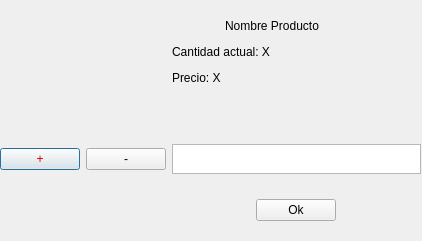
Qt form ui/ventanaModificarCantidad.ui (WGand/ProyectoIS) before a commit.
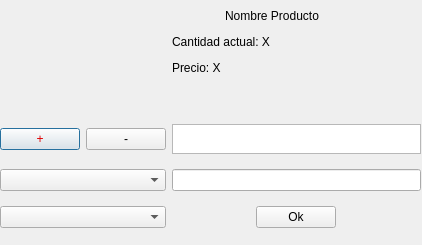
The same form after that commit.

```diff
--- a/ui/ventanaModificarCantidad.ui
+++ b/ui/ventanaModificarCantidad.ui
@@ -7,7 +7,7 @@
     <x>0</x>
     <y>0</y>
     <width>422</width>
-    <height>241</height>
+    <height>245</height>
    </rect>
   </property>
   <property name="windowTitle">
@@ -22,18 +22,7 @@
      <height>241</height>
     </rect>
    </property>
-   <layout class="QGridLayout" name="gridLayout" rowstretch="0,1,1">
-    <item row="1" column="0">
-     <widget class="QPushButton" name="botonMas">
-      <property name="styleSheet">
-       <string notr="true">color: rgb(223, 0, 0);
-</string>
-      </property>
-      <property name="text">
-       <string>+</string>
-      </property>
-     </widget>
-    </item>
+   <layout class="QGridLayout" name="gridLayout" rowstretch="0,1,1,0">
     <item row="1" column="2">
      <widget class="QTextEdit" name="textCantidad">
       <property name="maximumSize">
@@ -51,7 +40,31 @@
       </property>
      </widget>
     </item>
-    <item row="2" column="2" alignment="Qt::AlignHCenter">
+    <item row="0" column="2">
+     <widget class="QLabel" name="labelInformacion">
+      <property name="maximumSize">
+       <size>
+        <width>200</width>
+        <height>100</height>
+       </size>
+      </property>
+      <property name="text">
+       <string>&lt;html&gt;&lt;head/&gt;&lt;body&gt;&lt;p align=&quot;center&quot;&gt;Nombre Producto&lt;/p&gt;&lt;p&gt;Cantidad actual: X&lt;/p&gt;&lt;p&gt;Precio: X&lt;/p&gt;&lt;p&gt;&lt;br/&gt;&lt;/p&gt;&lt;/body&gt;&lt;/html&gt;</string>
+      </property>
+     </widget>
+    </item>
+    <item row="1" column="0">
+     <widget class="QPushButton" name="botonMas">
+      <property name="styleSheet">
+       <string notr="true">color: rgb(223, 0, 0);
+</string>
+      </property>
+      <property name="text">
+       <string>+</string>
+      </property>
+     </widget>
+    </item>
+    <item row="3" column="2" alignment="Qt::AlignHCenter">
      <widget class="QPushButton" name="botonOk">
       <property name="maximumSize">
        <size>
@@ -74,18 +87,14 @@
       </property>
      </widget>
     </item>
-    <item row="0" column="2">
-     <widget class="QLabel" name="labelInformacion">
-      <property name="maximumSize">
-       <size>
-        <width>200</width>
-        <height>100</height>
-       </size>
-      </property>
-      <property name="text">
-       <string>&lt;html&gt;&lt;head/&gt;&lt;body&gt;&lt;p align=&quot;center&quot;&gt;Nombre Producto&lt;/p&gt;&lt;p&gt;Cantidad actual: X&lt;/p&gt;&lt;p&gt;Precio: X&lt;/p&gt;&lt;p&gt;&lt;br/&gt;&lt;/p&gt;&lt;/body&gt;&lt;/html&gt;</string>
-      </property>
-     </widget>
+    <item row="2" column="0" colspan="2">
+     <widget class="QComboBox" name="comboBoxJustificaciones"/>
+    </item>
+    <item row="2" column="2">
+     <widget class="QLineEdit" name="LineEditOtro"/>
+    </item>
+    <item row="3" column="0" colspan="2">
+     <widget class="QComboBox" name="comboBoxProveedores"/>
     </item>
    </layout>
   </widget>
```
